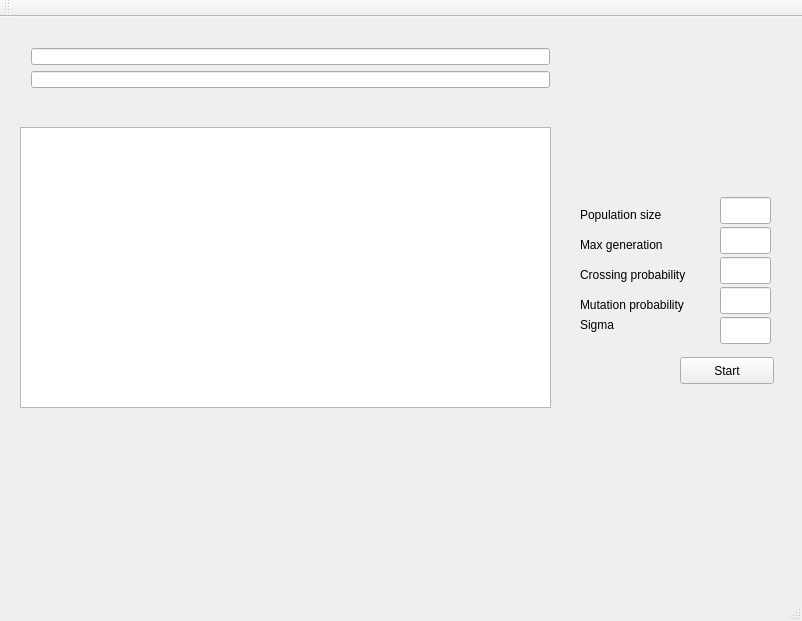
Qt form source/mainwindow.ui (Klapeyron/OptimizationProject) before a commit.
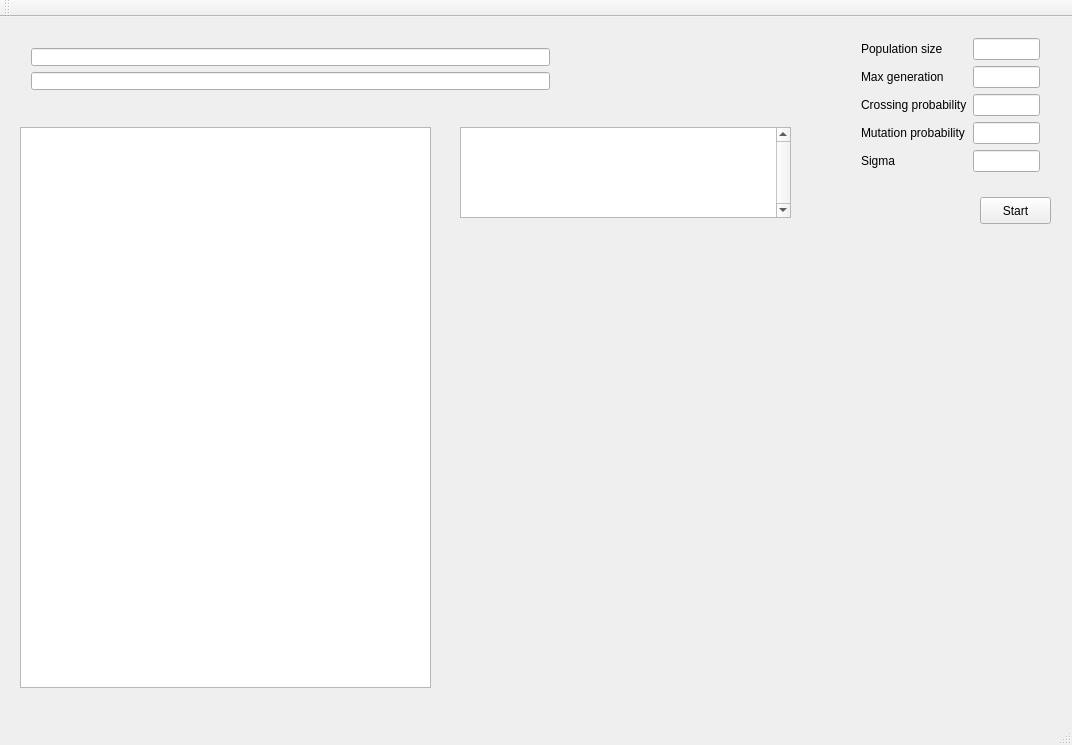
The same form after that commit. Custom widgets are drawn as their Qt base class.

Commit message: Almost finished Sunday 14.05

What changed in the file:
```diff
--- a/source/mainwindow.ui
+++ b/source/mainwindow.ui
@@ -6,8 +6,8 @@
    <rect>
     <x>0</x>
     <y>0</y>
-    <width>802</width>
-    <height>621</height>
+    <width>1072</width>
+    <height>745</height>
    </rect>
   </property>
   <property name="windowTitle">
@@ -17,117 +17,28 @@
    <widget class="QPushButton" name="startButton">
     <property name="geometry">
      <rect>
-      <x>680</x>
-      <y>340</y>
-      <width>94</width>
-      <height>27</height>
-     </rect>
-    </property>
-    <property name="text">
-     <string>Start</string>
-    </property>
-   </widget>
-   <widget class="QLabel" name="label">
-    <property name="geometry">
-     <rect>
-      <x>580</x>
-      <y>190</y>
-      <width>111</width>
-      <height>16</height>
-     </rect>
-    </property>
-    <property name="text">
-     <string>Population size</string>
-    </property>
-   </widget>
-   <widget class="QLabel" name="label_2">
-    <property name="geometry">
-     <rect>
-      <x>580</x>
-      <y>220</y>
-      <width>111</width>
-      <height>16</height>
-     </rect>
-    </property>
-    <property name="text">
-     <string>Max generation</string>
-    </property>
-   </widget>
-   <widget class="QLabel" name="label_3">
-    <property name="geometry">
-     <rect>
-      <x>580</x>
-      <y>250</y>
-      <width>131</width>
-      <height>16</height>
-     </rect>
-    </property>
-    <property name="text">
-     <string>Crossing probability</string>
-    </property>
-   </widget>
-   <widget class="QLabel" name="label_4">
-    <property name="geometry">
-     <rect>
-      <x>580</x>
-      <y>280</y>
-      <width>141</width>
-      <height>16</height>
-     </rect>
-    </property>
-    <property name="text">
-     <string>Mutation probability</string>
-    </property>
-   </widget>
-   <widget class="QLineEdit" name="populationSize">
-    <property name="geometry">
-     <rect>
-      <x>720</x>
+      <x>980</x>
       <y>180</y>
-      <width>51</width>
+      <width>71</width>
       <height>27</height>
      </rect>
     </property>
-   </widget>
-   <widget class="QLineEdit" name="maxGenertation">
-    <property name="geometry">
-     <rect>
-      <x>720</x>
-      <y>210</y>
-      <width>51</width>
-      <height>27</height>
-     </rect>
-    </property>
-   </widget>
-   <widget class="QLineEdit" name="crossingProbability">
-    <property name="geometry">
-     <rect>
-      <x>720</x>
-      <y>240</y>
-      <width>51</width>
-      <height>27</height>
-     </rect>
-    </property>
-   </widget>
-   <widget class="QLineEdit" name="mutationProbability">
-    <property name="geometry">
-     <rect>
-      <x>720</x>
-      <y>270</y>
-      <width>51</width>
-      <height>27</height>
-     </rect>
+    <property name="text">
+     <string>Start</string>
     </property>
    </widget>
    <widget class="QTableWidget" name="tableWidget">
     <property name="geometry">
      <rect>
-      <x>20</x>
+      <x>460</x>
       <y>110</y>
-      <width>531</width>
-      <height>281</height>
+      <width>331</width>
+      <height>91</height>
      </rect>
     </property>
+    <property name="verticalScrollBarPolicy">
+     <enum>Qt::ScrollBarAlwaysOn</enum>
+    </property>
    </widget>
    <widget class="QWidget" name="layoutWidget">
     <property name="geometry">
@@ -135,7 +46,7 @@
       <x>20</x>
       <y>20</y>
       <width>541</width>
-      <height>62</height>
+      <height>64</height>
      </rect>
     </property>
     <layout class="QGridLayout" name="gridLayout">
@@ -147,28 +58,87 @@
      </item>
     </layout>
    </widget>
-   <widget class="QLineEdit" name="sigma">
+   <widget class="QCustomPlot" name="figurePlot" native="true">
     <property name="geometry">
      <rect>
-      <x>720</x>
-      <y>300</y>
-      <width>51</width>
-      <height>27</height>
+      <x>460</x>
+      <y>220</y>
+      <width>591</width>
+      <height>451</height>
      </rect>
     </property>
    </widget>
-   <widget class="QLabel" name="label_5">
+   <widget class="QTableWidget" name="resultsTable">
     <property name="geometry">
      <rect>
-      <x>580</x>
-      <y>300</y>
-      <width>141</width>
-      <height>16</height>
+      <x>20</x>
+      <y>110</y>
+      <width>411</width>
+      <height>561</height>
      </rect>
     </property>
-    <property name="text">
-     <string>Sigma</string>
+   </widget>
+   <widget class="QWidget" name="">
+    <property name="geometry">
+     <rect>
+      <x>850</x>
+      <y>10</y>
+      <width>201</width>
+      <height>166</height>
+     </rect>
     </property>
+    <layout class="QFormLayout" name="formLayout">
+     <item row="0" column="0">
+      <widget class="QLabel" name="label">
+       <property name="text">
+        <string>Population size</string>
+       </property>
+      </widget>
+     </item>
+     <item row="0" column="1">
+      <widget class="QLineEdit" name="populationSize"/>
+     </item>
+     <item row="1" column="0">
+      <widget class="QLabel" name="label_2">
+       <property name="text">
+        <string>Max generation</string>
+       </property>
+      </widget>
+     </item>
+     <item row="1" column="1">
+      <widget class="QLineEdit" name="maxGenertation"/>
+     </item>
+     <item row="2" column="0">
+      <widget class="QLabel" name="label_3">
+       <property name="text">
+        <string>Crossing probability</string>
+       </property>
+      </widget>
+     </item>
+     <item row="2" column="1">
+      <widget class="QLineEdit" name="crossingProbability"/>
+     </item>
+     <item row="3" column="0">
+      <widget class="QLabel" name="label_4">
+       <property name="text">
+        <string>Mutation probability</string>
+       </property>
+      </widget>
+     </item>
+     <item row="3" column="1">
+      <widget class="QLineEdit" name="mutationProbability"/>
+     </item>
+     <item row="4" column="0">
+      <widget class="QLabel" name="label_5">
+       <property name="text">
+        <string>Sigma</string>
+       </property>
+      </widget>
+     </item>
+     <item row="4" column="1">
+      <widget class="QLineEdit" name="sigma"/>
+     </item>
+    </layout>
    </widget>
   </widget>
   <widget class="QMenuBar" name="menuBar">
@@ -192,6 +162,14 @@
   <widget class="QStatusBar" name="statusBar"/>
  </widget>
  <layoutdefault spacing="6" margin="11"/>
+ <customwidgets>
+  <customwidget>
+   <class>QCustomPlot</class>
+   <extends>QWidget</extends>
+   <header>qcustomplot.h</header>
+   <container>1</container>
+  </customwidget>
+ </customwidgets>
  <resources/>
  <connections/>
 </ui>
```
Left out of the diff: 4 changed lines with no effect on the pictures. The commit also changes 2 other files.
